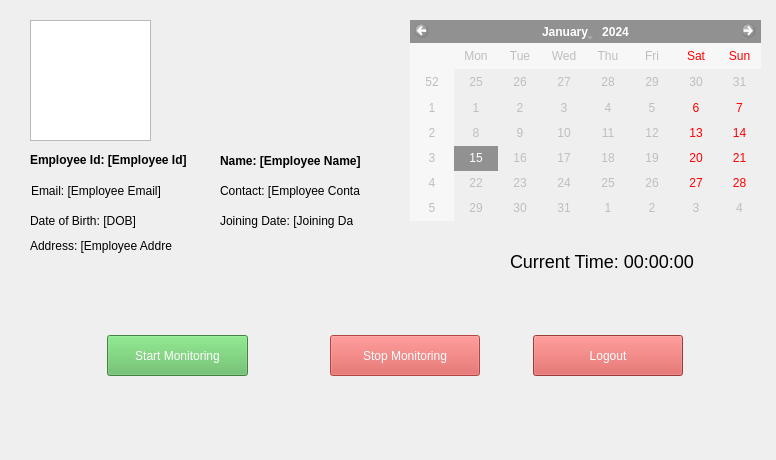
Old version of the form ui/main_window.ui in the repository pornessianparapio/act_app.
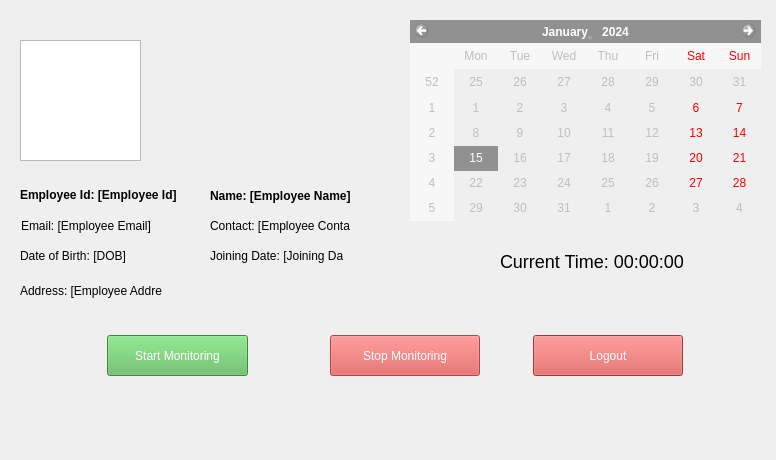
New version of the form.

Diff of the .ui file:
```diff
--- a/ui/main_window.ui
+++ b/ui/main_window.ui
@@ -107,8 +107,8 @@
    <widget class="QLabel" name="Employee_Id_label">
     <property name="geometry">
      <rect>
-      <x>30</x>
-      <y>150</y>
+      <x>20</x>
+      <y>185</y>
       <width>161</width>
       <height>20</height>
      </rect>
@@ -126,8 +126,8 @@
    <widget class="QLabel" name="name_label">
     <property name="geometry">
      <rect>
-      <x>220</x>
-      <y>150</y>
+      <x>210</x>
+      <y>185</y>
       <width>171</width>
       <height>21</height>
      </rect>
@@ -167,8 +167,8 @@
    <widget class="QLabel" name="email_label">
     <property name="geometry">
      <rect>
-      <x>31</x>
-      <y>183</y>
+      <x>21</x>
+      <y>218</y>
       <width>141</width>
       <height>16</height>
      </rect>
@@ -180,8 +180,8 @@
    <widget class="QLabel" name="contact_label">
     <property name="geometry">
      <rect>
-      <x>220</x>
-      <y>180</y>
+      <x>210</x>
+      <y>215</y>
       <width>140</width>
       <height>21</height>
      </rect>
@@ -193,8 +193,8 @@
    <widget class="QLabel" name="address_label">
     <property name="geometry">
      <rect>
-      <x>30</x>
-      <y>225</y>
+      <x>20</x>
+      <y>270</y>
       <width>142</width>
       <height>41</height>
      </rect>
@@ -206,8 +206,8 @@
    <widget class="QLabel" name="joining_date_label">
     <property name="geometry">
      <rect>
-      <x>220</x>
-      <y>205</y>
+      <x>210</x>
+      <y>240</y>
       <width>133</width>
       <height>31</height>
      </rect>
@@ -219,8 +219,8 @@
    <widget class="QLabel" name="dob_label">
     <property name="geometry">
      <rect>
-      <x>30</x>
-      <y>205</y>
+      <x>20</x>
+      <y>240</y>
       <width>141</width>
       <height>31</height>
      </rect>
@@ -232,7 +232,7 @@
    <widget class="QLabel" name="clock_label">
     <property name="geometry">
      <rect>
-      <x>510</x>
+      <x>500</x>
       <y>250</y>
       <width>187</width>
       <height>22</height>
@@ -248,8 +248,8 @@
    <widget class="QGraphicsView" name="image">
     <property name="geometry">
      <rect>
-      <x>30</x>
-      <y>20</y>
+      <x>20</x>
+      <y>40</y>
       <width>121</width>
       <height>121</height>
      </rect>
```
